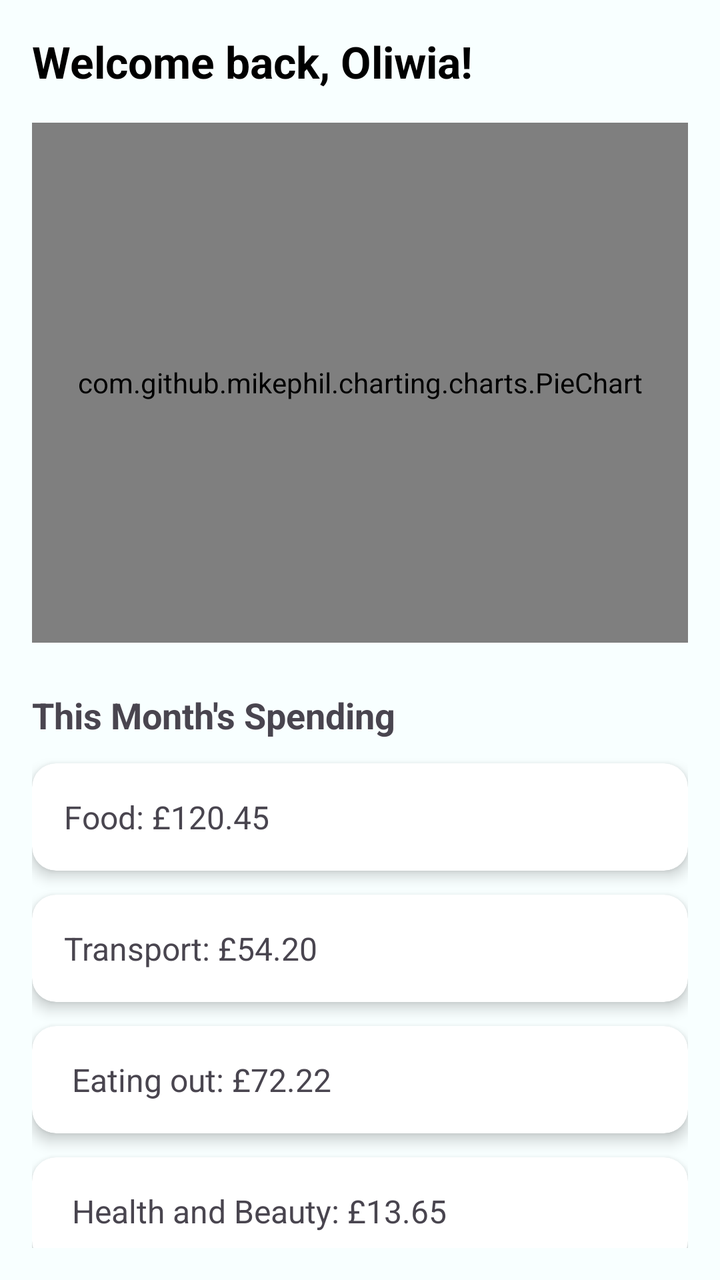
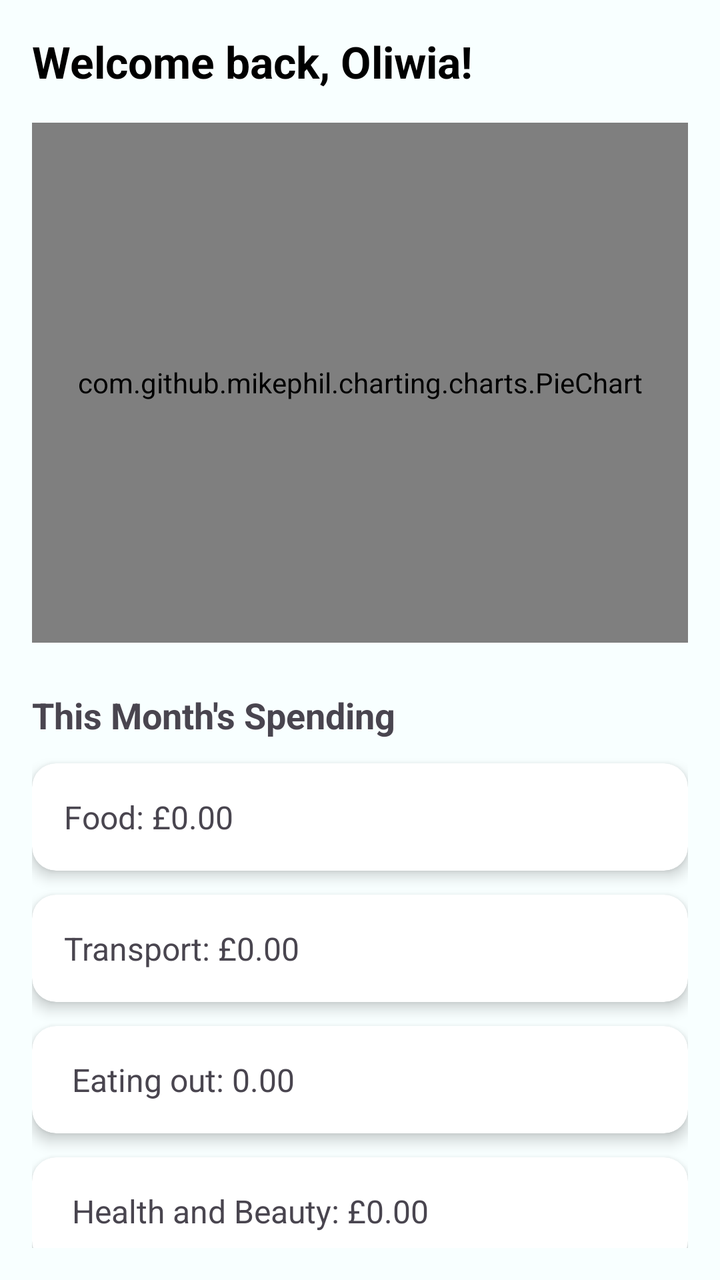

Before-and-after screenshots of an Android layout around one commit, followed by the original layout XML and the change that was made.
<!-- AndroidManifest.xml: application theme Theme.Trackie -->
<!-- res/layout/fragment_home.xml -->
<?xml version="1.0" encoding="utf-8"?>
<androidx.core.widget.NestedScrollView xmlns:android="http://schemas.android.com/apk/res/android"
    xmlns:app="http://schemas.android.com/apk/res-auto"
    android:id="@+id/homeScrollView"
    android:layout_width="match_parent"
    android:layout_height="match_parent"
    android:padding="16dp"
    android:background="@color/azure_blue">

    <LinearLayout
        android:layout_width="match_parent"
        android:layout_height="wrap_content"
        android:orientation="vertical">

        <TextView
            android:id="@+id/welcomeText"
            android:layout_width="wrap_content"
            android:layout_height="wrap_content"
            android:text="Welcome back, Oliwia!"
            android:textSize="22sp"
            android:textStyle="bold"
            android:textColor="@android:color/black"
            android:layout_marginBottom="16dp" />

        <com.github.mikephil.charting.charts.PieChart
            android:id="@+id/pieChart"
            android:layout_width="match_parent"
            android:layout_height="260dp"
            android:layout_marginBottom="24dp" />

        <TextView
            android:layout_width="wrap_content"
            android:layout_height="wrap_content"
            android:text="This Month's Spending"
            android:textSize="18sp"
            android:textStyle="bold"
            android:layout_marginBottom="12dp" />

        <androidx.cardview.widget.CardView
            android:layout_width="match_parent"
            android:layout_height="wrap_content"
            android:layout_marginBottom="12dp"
            app:cardCornerRadius="12dp"
            app:cardElevation="4dp">

            <LinearLayout
                android:layout_width="match_parent"
                android:layout_height="wrap_content"
                android:orientation="vertical"
                android:padding="16dp">

                <TextView
                    android:layout_width="wrap_content"
                    android:layout_height="wrap_content"
                    android:text="Food: £120.45"
                    android:textSize="16sp" />
            </LinearLayout>
        </androidx.cardview.widget.CardView>

        <androidx.cardview.widget.CardView
            android:layout_width="match_parent"
            android:layout_height="wrap_content"
            android:layout_marginBottom="12dp"
            app:cardCornerRadius="12dp"
            app:cardElevation="4dp">

            <LinearLayout
                android:layout_width="match_parent"
                android:layout_height="wrap_content"
                android:orientation="vertical"
                android:padding="16dp">

                <TextView
                    android:layout_width="wrap_content"
                    android:layout_height="wrap_content"
                    android:text="Transport: £54.20"
                    android:textSize="16sp" />
            </LinearLayout>
        </androidx.cardview.widget.CardView>



        <androidx.cardview.widget.CardView
            android:layout_width="match_parent"
            android:layout_height="wrap_content"
            android:layout_marginBottom="12dp"
            app:cardCornerRadius="12dp"
            app:cardElevation="4dp">

            <LinearLayout
                android:layout_width="match_parent"
                android:layout_height="wrap_content"
                android:orientation="vertical"
                android:padding="16dp">

                <TextView
                    android:layout_width="wrap_content"
                    android:layout_height="wrap_content"
                    android:text=" Eating out: £72.22"
                    android:textSize="16sp" />
            </LinearLayout>
        </androidx.cardview.widget.CardView>

        <androidx.cardview.widget.CardView
            android:layout_width="match_parent"
            android:layout_height="wrap_content"
            android:layout_marginBottom="12dp"
            app:cardCornerRadius="12dp"
            app:cardElevation="4dp">

            <LinearLayout
                android:layout_width="match_parent"
                android:layout_height="wrap_content"
                android:orientation="vertical"
                android:padding="16dp">

                <TextView
                    android:layout_width="wrap_content"
                    android:layout_height="wrap_content"
                    android:text=" Health and Beauty: £13.65"
                    android:textSize="16sp" />
            </LinearLayout>
        </androidx.cardview.widget.CardView>

        <androidx.cardview.widget.CardView
            android:layout_width="match_parent"
            android:layout_height="wrap_content"
            android:layout_marginBottom="12dp"
            app:cardCornerRadius="12dp"
            app:cardElevation="4dp">

            <LinearLayout
                android:layout_width="match_parent"
                android:layout_height="wrap_content"
                android:orientation="vertical"
                android:padding="16dp">

                <TextView
                    android:layout_width="wrap_content"
                    android:layout_height="wrap_content"
                    android:text=" Shopping: £14.55"
                    android:textSize="16sp" />
            </LinearLayout>
        </androidx.cardview.widget.CardView>

        <androidx.cardview.widget.CardView
            android:layout_width="match_parent"
            android:layout_height="wrap_content"
            android:layout_marginBottom="12dp"
            app:cardCornerRadius="12dp"
            app:cardElevation="4dp">

            <LinearLayout
                android:layout_width="match_parent"
                android:layout_height="wrap_content"
                android:orientation="vertical"
                android:padding="16dp">

                <TextView
                    android:layout_width="wrap_content"
                    android:layout_height="wrap_content"
                    android:text=" Pets: £44.20"
                    android:textSize="16sp" />
            </LinearLayout>
        </androidx.cardview.widget.CardView>


        <androidx.cardview.widget.CardView
            android:layout_width="match_parent"
            android:layout_height="wrap_content"
            android:layout_marginBottom="12dp"
            app:cardCornerRadius="12dp"
            app:cardElevation="4dp">

            <LinearLayout
                android:layout_width="match_parent"
                android:layout_height="wrap_content"
                android:orientation="vertical"
                android:padding="16dp">

                <TextView
                    android:layout_width="wrap_content"
                    android:layout_height="wrap_content"
                    android:text=" Other: £20.00"
                    android:textSize="16sp" />
            </LinearLayout>
        </androidx.cardview.widget.CardView>

    </LinearLayout>
</androidx.core.widget.NestedScrollView>
<!-- resources referenced by this layout -->
<resources>
  <color name="azure_blue">#F8FFFF</color>
  <style name="Theme.Trackie" parent="Base.Theme.Trackie" />
  <style name="Base.Theme.Trackie" parent="Theme.Material3.DayNight.NoActionBar">
  
      </style>
</resources>

<!-- the commit's change to res/layout/fragment_home.xml (unified diff, before → after) -->
@@ -50,9 +50,10 @@
                 android:padding="16dp">
 
                 <TextView
+                    android:id="@+id/Food"
                     android:layout_width="wrap_content"
                     android:layout_height="wrap_content"
-                    android:text="Food: £120.45"
+                    android:text="Food: £0.00"
                     android:textSize="16sp" />
             </LinearLayout>
         </androidx.cardview.widget.CardView>
@@ -71,9 +72,10 @@
                 android:padding="16dp">
 
                 <TextView
+                    android:id="@+id/Transport"
                     android:layout_width="wrap_content"
                     android:layout_height="wrap_content"
-                    android:text="Transport: £54.20"
+                    android:text="Transport: £0.00"
                     android:textSize="16sp" />
             </LinearLayout>
         </androidx.cardview.widget.CardView>
@@ -94,9 +96,10 @@
                 android:padding="16dp">
 
                 <TextView
+                    android:id="@+id/EatingOut"
                     android:layout_width="wrap_content"
                     android:layout_height="wrap_content"
-                    android:text=" Eating out: £72.22"
+                    android:text=" Eating out: 0.00"
                     android:textSize="16sp" />
             </LinearLayout>
         </androidx.cardview.widget.CardView>
@@ -115,9 +118,10 @@
                 android:padding="16dp">
 
                 <TextView
+                    android:id="@+id/HealthAndBeauty"
                     android:layout_width="wrap_content"
                     android:layout_height="wrap_content"
-                    android:text=" Health and Beauty: £13.65"
+                    android:text=" Health and Beauty: £0.00"
                     android:textSize="16sp" />
             </LinearLayout>
         </androidx.cardview.widget.CardView>
@@ -136,9 +140,10 @@
                 android:padding="16dp">
 
                 <TextView
+                    android:id="@+id/Shopping"
                     android:layout_width="wrap_content"
                     android:layout_height="wrap_content"
-                    android:text=" Shopping: £14.55"
+                    android:text=" Shopping: £0.00"
                     android:textSize="16sp" />
             </LinearLayout>
         </androidx.cardview.widget.CardView>
@@ -157,9 +162,10 @@
                 android:padding="16dp">
 
                 <TextView
+                    android:id="@+id/Pets"
                     android:layout_width="wrap_content"
                     android:layout_height="wrap_content"
-                    android:text=" Pets: £44.20"
+                    android:text=" Pets: £0.00"
                     android:textSize="16sp" />
             </LinearLayout>
         </androidx.cardview.widget.CardView>
@@ -179,9 +185,10 @@
                 android:padding="16dp">
 
                 <TextView
+                    android:id="@+id/Other"
                     android:layout_width="wrap_content"
                     android:layout_height="wrap_content"
-                    android:text=" Other: £20.00"
+                    android:text=" Other: £0.00"
                     android:textSize="16sp" />
             </LinearLayout>
         </androidx.cardview.widget.CardView>
